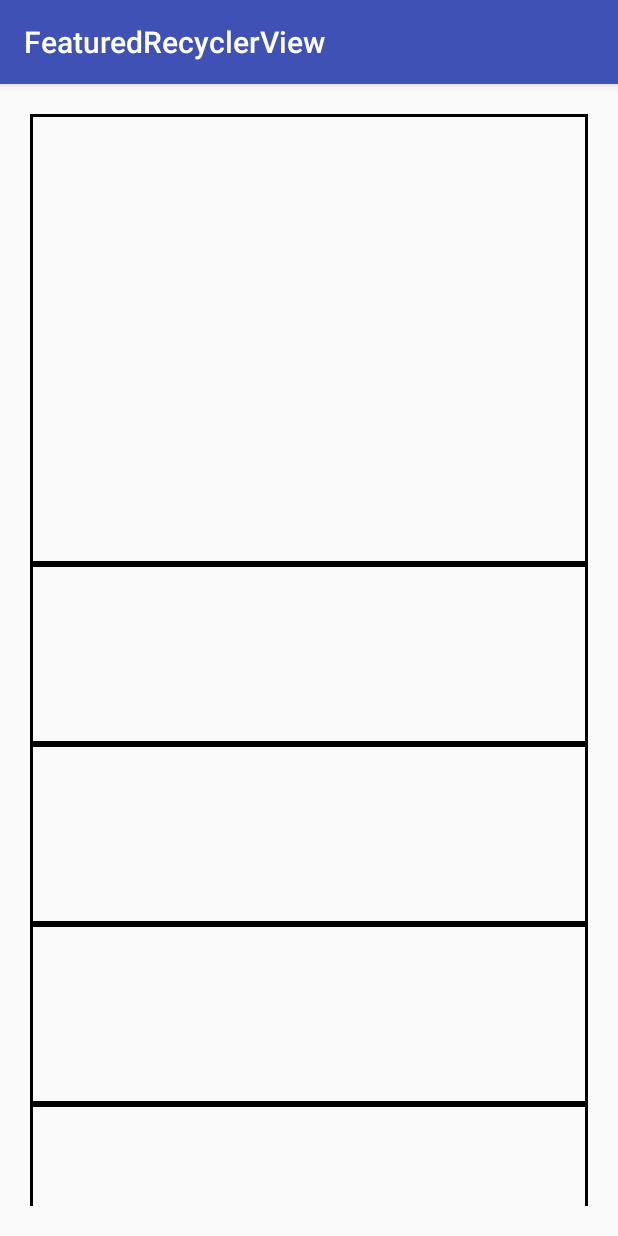
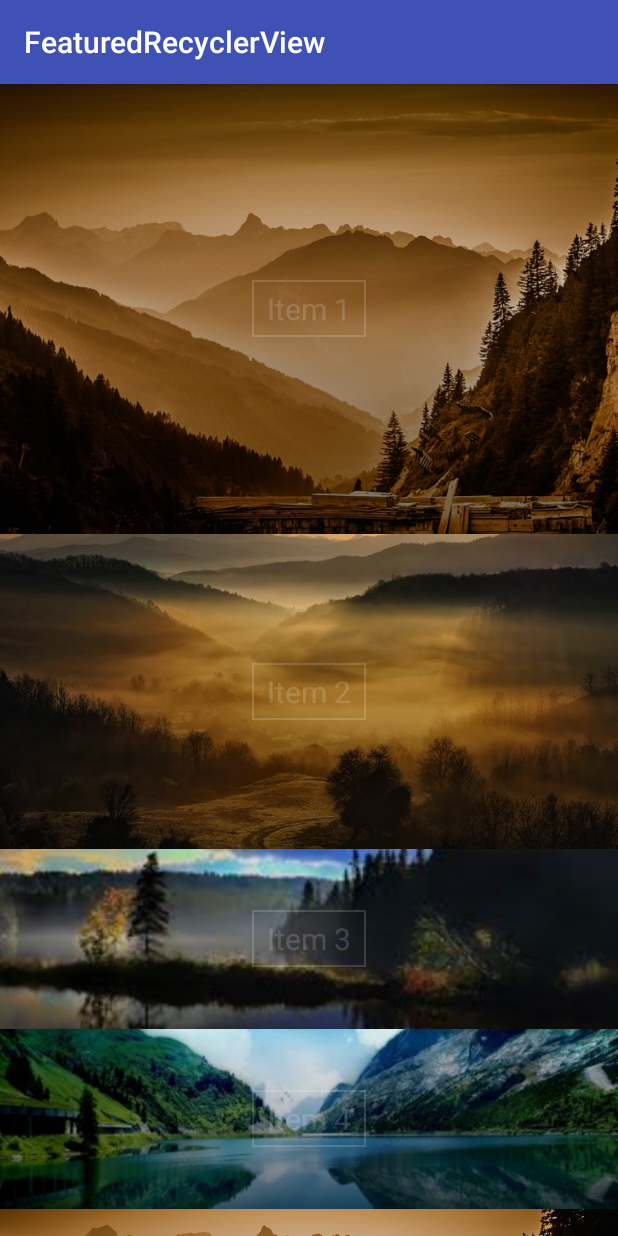
Before and after one commit to developer-shivam/FeaturedRecyclerView, an Android app: the screen it shows after launch (MainActivity), on a phone screen of 412 x 824 dp. Run offline under Robolectric (Android 15) with nearby library versions, the phone set to English and light mode, and no system bars; our stand-ins replace Picasso.

```diff
--- a/app/src/main/java/shivam/developer/focusrecyclerview/CustomRecyclerViewAdapter.java
+++ b/app/src/main/java/shivam/developer/focusrecyclerview/CustomRecyclerViewAdapter.java
@@ -36,7 +36,7 @@ public class CustomRecyclerViewAdapter extends FeatureRecyclerViewAdapter<Custom
     public CustomRecyclerViewHolder onCreateFeaturedViewHolder(ViewGroup parent, int viewType) {
         return new CustomRecyclerViewHolder(
                 LayoutInflater.from(parent.getContext())
-                        .inflate(R.layout.reference_layout, parent, false));
+                        .inflate(R.layout.simple_reycler_view_layout, parent, false));
     }
 
     @Override
--- a/app/src/main/java/shivam/developer/focusrecyclerview/MainActivity.java
+++ b/app/src/main/java/shivam/developer/focusrecyclerview/MainActivity.java
@@ -13,7 +13,7 @@ import shivam.developer.featuredrecyclerview.FeaturedRecyclerView;
 
 public class MainActivity extends AppCompatActivity {
 
-    List<String> dummyData = new ArrayList();
+    List<String> dummyData = new ArrayList<>();
     FeaturedRecyclerView featuredRecyclerView;
 
     @Override
--- a/app/src/main/res/layout/activity_main.xml
+++ b/app/src/main/res/layout/activity_main.xml
@@ -8,7 +8,6 @@
         android:id="@+id/featured_recycler_view"
         android:layout_height="match_parent"
         android:layout_width="match_parent"
-        android:layout_margin="20dp"
         app:defaultItemHeight="120dp"
         app:featuredItemHeight="300dp"/>
 </LinearLayout>
--- a/featuredrecyclerview/src/main/java/shivam/developer/featuredrecyclerview/FeaturedRecyclerView.java
+++ b/featuredrecyclerview/src/main/java/shivam/developer/featuredrecyclerview/FeaturedRecyclerView.java
@@ -7,6 +7,7 @@ import android.support.v7.widget.LinearLayoutManager;
 import android.support.v7.widget.RecyclerView;
 import android.util.AttributeSet;
 import android.view.View;
+import android.widget.Adapter;
 
 public class FeaturedRecyclerView extends RecyclerView {
 
@@ -65,14 +66,9 @@ public class FeaturedRecyclerView extends RecyclerView {
         featuredItemHeight = (int) array.getDimension(R.styleable.FeaturedRecyclerView_featuredItemHeight,
                 getResources().getDimension(R.dimen.featuredItemHeight));
 
-        System.out.println("Featured Height: " + featuredItemHeight);
-        System.out.println("Default Height: " + defaultItemHeight);
-
         diffHeight = featuredItemHeight - defaultItemHeight;
-        System.out.println("Difference: " + diffHeight);
 
         maxDistance = featuredItemHeight;
-        System.out.println("Maximum Distance: " + maxDistance);
     }
 
     /**
@@ -127,19 +123,25 @@ public class FeaturedRecyclerView extends RecyclerView {
     }
 
     private void onItemSmallResize(View view, RecyclerView recyclerView) {
-        adapter.onSmallItemResize(recyclerView.getChildViewHolder(view), itemToResize, getOffsetAccordingToHeight(view.getHeight()));
+        if (adapter != null) {
+            adapter.onSmallItemResize(recyclerView.getChildViewHolder(view), itemToResize, getOffsetAccordingToHeight(view.getHeight()));
+        }
     }
 
     private void onItemBigResize(View view, RecyclerView recyclerView) {
-        adapter.onBigItemResize(recyclerView.getChildViewHolder(view), itemToResize, getOffsetAccordingToHeight(view.getHeight()));
+        if (adapter != null) {
+            adapter.onBigItemResize(recyclerView.getChildViewHolder(view), itemToResize, getOffsetAccordingToHeight(view.getHeight()));
+        }
     }
 
     private float getTopOfView(View view) {
         return Math.abs(view.getTop());
     }
 
-    public void setAdapter(FeatureRecyclerViewAdapter adapter) {
-        this.adapter = adapter;
+    public void setAdapter(Adapter adapter) {
+        if (adapter instanceof FeatureRecyclerViewAdapter) {
+            this.adapter = (FeatureRecyclerViewAdapter) adapter;
+        }
         super.setAdapter(adapter);
     }
 }
```
Also changed, not shown: app/src/main/res/layout/simple_reycler_view_layout.xml (+1 -14 lines).
